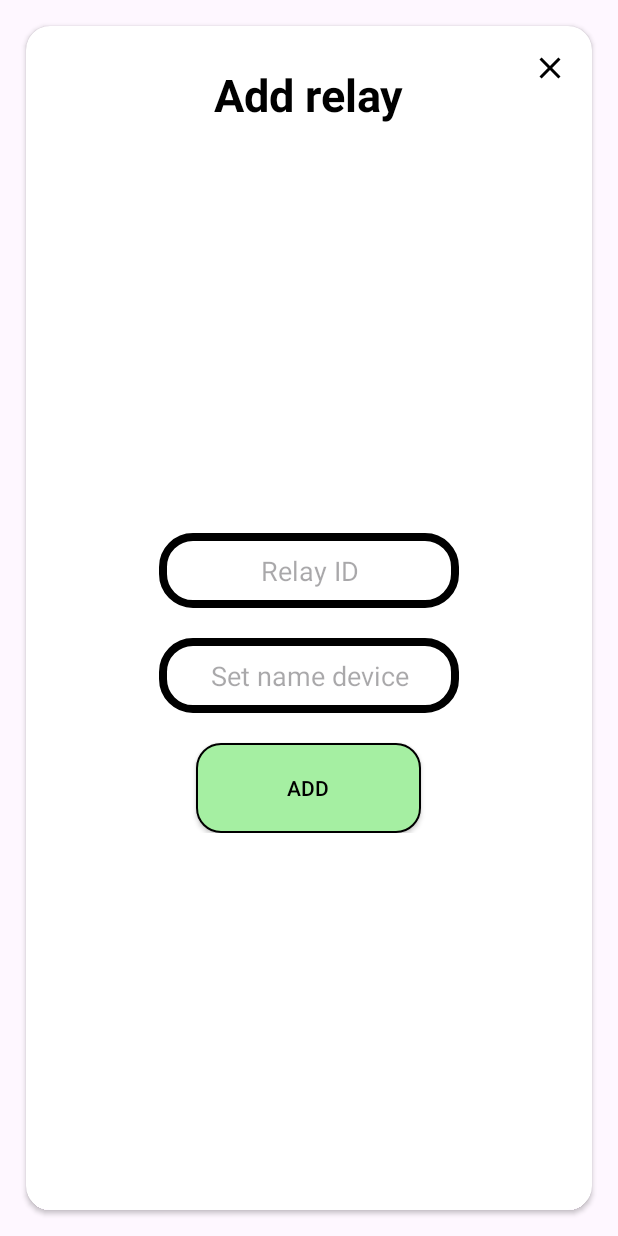
After one commit to tuannguyen2208nat/Intern_2024, an Android app: the layout custom_dialog_box_add_relay.xml on its own in the app's theme, with its tools: preview values and no code run, on a phone screen of 412 x 824 dp. The commit adds this screen. Run offline under Robolectric (Android 15) with nearby library versions, the phone set to English and light mode, and no system bars.

Commit message:
update code

```diff
--- /dev/null
+++ b/Front_end/app/src/main/res/layout/custom_dialog_box_add_relay.xml
@@ -0,0 +1,90 @@
+<?xml version="1.0" encoding="utf-8"?>
+<androidx.cardview.widget.CardView xmlns:android="http://schemas.android.com/apk/res/android"
+    android:layout_width="match_parent"
+    android:layout_height="match_parent"
+    xmlns:app="http://schemas.android.com/apk/res-auto"
+    app:cardCornerRadius="16dp"
+    android:layout_margin="17dp">
+
+    <androidx.constraintlayout.widget.ConstraintLayout
+        android:layout_width="match_parent"
+        android:layout_height="match_parent">
+        <ImageView
+            android:id="@+id/close_button"
+            android:layout_width="wrap_content"
+            android:layout_height="wrap_content"
+            android:src="@drawable/ic_close"
+            app:layout_constraintEnd_toEndOf="parent"
+            app:layout_constraintTop_toTopOf="parent"
+            android:layout_margin="16dp" />
+
+        <TextView
+            android:id="@+id/textview_1"
+            android:layout_width="wrap_content"
+            android:layout_height="wrap_content"
+            android:layout_marginTop="25dp"
+            android:text="Add relay"
+            android:textColor="@color/black"
+            android:textSize="30sp"
+            android:textStyle="bold"
+            app:layout_constraintEnd_toEndOf="parent"
+            app:layout_constraintStart_toStartOf="parent"
+            app:layout_constraintTop_toTopOf="parent" />
+
+        <LinearLayout
+            android:id="@+id/linearlayout_1"
+            android:layout_width="wrap_content"
+            android:layout_height="wrap_content"
+            android:layout_marginVertical="30dp"
+            android:orientation="vertical"
+            app:layout_constraintBottom_toBottomOf="parent"
+            app:layout_constraintEnd_toEndOf="parent"
+            app:layout_constraintStart_toStartOf="parent"
+            app:layout_constraintTop_toBottomOf="@+id/textview_1">
+
+            <EditText
+                android:id="@+id/relay_id"
+                android:layout_width="200dp"
+                android:layout_height="50dp"
+                android:layout_marginTop="20dp"
+                android:background="@drawable/box_form_login"
+                android:drawablePadding="8dp"
+                android:hint="Relay ID"
+                android:inputType="number"
+                android:maxLength="100"
+                android:padding="8dp"
+                android:gravity="center"
+                android:textColor="@color/black"
+                android:textColorHighlight="@color/cardview_dark_background" />
+
+
+            <EditText
+                android:id="@+id/set_name_device"
+                android:layout_width="200dp"
+                android:layout_height="50dp"
+                android:layout_marginTop="20dp"
+                android:background="@drawable/box_form_login"
+                android:drawablePadding="8dp"
+                android:hint="Set name device"
+                android:inputType="text"
+                android:maxLength="100"
+                android:padding="8dp"
+                android:gravity="center"
+                android:textColor="@color/black"
+                android:textColorHighlight="@color/cardview_dark_background" />
+
+            <androidx.appcompat.widget.AppCompatButton
+                android:id="@+id/button_add"
+                android:layout_width="150dp"
+                android:layout_height="60dp"
+                android:layout_gravity="center"
+                android:layout_marginTop="20dp"
+                android:background="@drawable/button_form_login"
+                android:text="ADD"
+                android:textColor="@color/black" />
+
+        </LinearLayout>
+
+    </androidx.constraintlayout.widget.ConstraintLayout>
+
+</androidx.cardview.widget.CardView>
--- a/Front_end/app/src/main/res/layout/custom_dialog_box_change_name_relay.xml
+++ b/Front_end/app/src/main/res/layout/custom_dialog_box_change_name_relay.xml
@@ -3,7 +3,8 @@
     android:layout_width="match_parent"
     android:layout_height="match_parent"
     xmlns:app="http://schemas.android.com/apk/res-auto"
-    app:cardCornerRadius="16dp">
+    app:cardCornerRadius="16dp"
+    android:layout_margin="17dp">
 
     <androidx.constraintlayout.widget.ConstraintLayout
         android:layout_width="match_parent"
@@ -22,7 +23,7 @@
             android:layout_width="wrap_content"
             android:layout_height="wrap_content"
             android:layout_marginTop="25dp"
-            android:text="Change name device"
+            android:text="Change name relay"
             android:textColor="@color/black"
             android:textSize="30sp"
             android:textStyle="bold"
--- a/Front_end/app/src/main/res/layout/custom_dialog_box_delete_relay.xml
+++ b/Front_end/app/src/main/res/layout/custom_dialog_box_delete_relay.xml
@@ -3,7 +3,8 @@
     android:layout_width="match_parent"
     android:layout_height="match_parent"
     xmlns:app="http://schemas.android.com/apk/res-auto"
-    app:cardCornerRadius="16dp">
+    app:cardCornerRadius="16dp"
+    android:layout_margin="16dp">
 
     <androidx.constraintlayout.widget.ConstraintLayout
         android:layout_width="match_parent"
@@ -22,7 +23,7 @@
             android:layout_width="wrap_content"
             android:layout_height="wrap_content"
             android:layout_marginTop="25dp"
-            android:text="Delete this accessrory ?"
+            android:text="Delete this relay ?"
             android:textColor="@color/black"
             android:textSize="30sp"
             android:textStyle="bold"
--- a/Front_end/app/src/main/res/layout/custom_dialog_form_edit_password.xml
+++ b/Front_end/app/src/main/res/layout/custom_dialog_form_edit_password.xml
@@ -3,7 +3,8 @@
     android:layout_width="match_parent"
     android:layout_height="match_parent"
     xmlns:app="http://schemas.android.com/apk/res-auto"
-    app:cardCornerRadius="16dp">
+    app:cardCornerRadius="16dp"
+    android:layout_margin="17dp">
 
     <androidx.constraintlayout.widget.ConstraintLayout
         android:layout_width="match_parent"
--- a/Front_end/app/src/main/res/layout/custom_dialog_form_login.xml
+++ b/Front_end/app/src/main/res/layout/custom_dialog_form_login.xml
@@ -4,7 +4,8 @@
     android:layout_width="match_parent"
     android:layout_height="match_parent"
     xmlns:app="http://schemas.android.com/apk/res-auto"
-    app:cardCornerRadius="16dp">
+    app:cardCornerRadius="16dp"
+    android:layout_margin="17dp">
 
     <androidx.constraintlayout.widget.ConstraintLayout
         android:layout_width="match_parent"
--- a/Front_end/app/src/main/res/layout/custom_dialog_form_register.xml
+++ b/Front_end/app/src/main/res/layout/custom_dialog_form_register.xml
@@ -3,7 +3,8 @@
     android:layout_width="match_parent"
     android:layout_height="match_parent"
     xmlns:app="http://schemas.android.com/apk/res-auto"
-    app:cardCornerRadius="16dp">
+    app:cardCornerRadius="16dp"
+    android:layout_margin="17dp">
 
     <androidx.constraintlayout.widget.ConstraintLayout
         android:layout_width="match_parent"
```
Also changed, not shown: Front_end/app/src/main/java/com/example/intern_2024/MainActivity.java (+1 -12 lines), Front_end/app/src/main/java/com/example/intern_2024/adapter/RelayAdapter.java (+4 -4 lines), Front_end/app/src/main/java/com/example/intern_2024/fragment/Accessories.java (+142 -26 lines), Front_end/app/src/main/java/com/example/intern_2024/model/list_relay.java (+10 -10 lines), Front_end/app/src/main/res/drawable-anydpi/ic_change_name.xml (added, +11 -0 lines), Front_end/app/src/main/res/layout/item_relay.xml (+48 -22 lines), Front_end/app/src/main/res/drawable-hdpi/ic_change_name.png (added), Front_end/app/src/main/res/drawable-mdpi/ic_change_name.png (added), Front_end/app/src/main/res/drawable-xhdpi/ic_change_name.png (added), Front_end/app/src/main/res/drawable-xxhdpi/ic_change_name.png (added).
